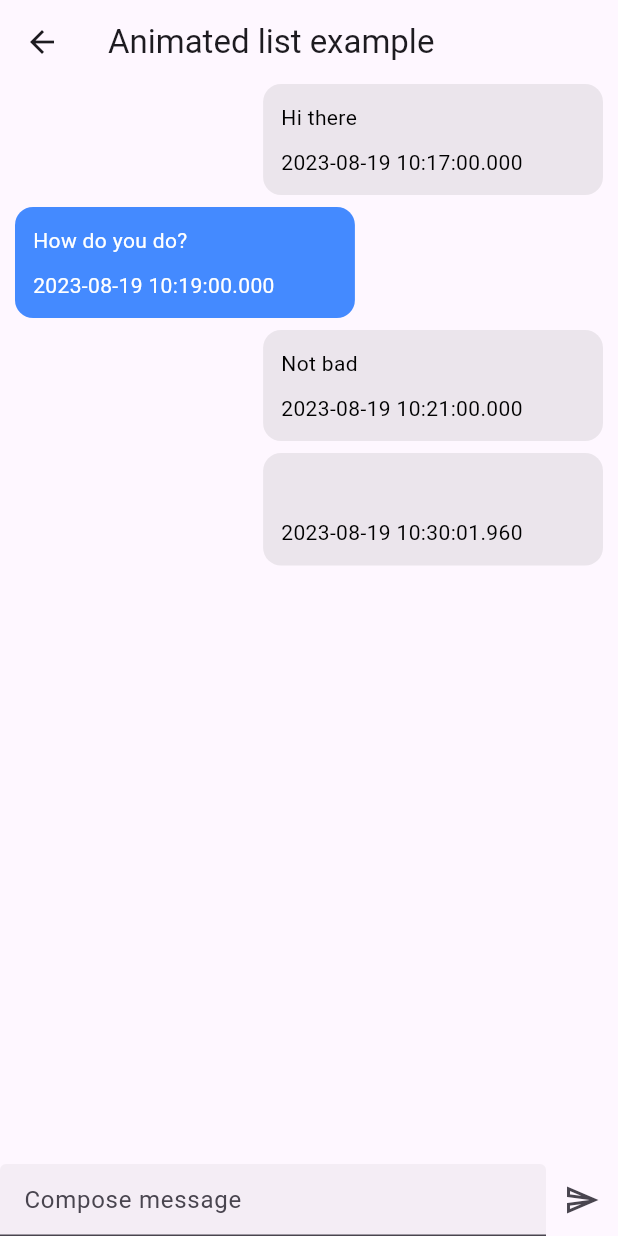
After one commit to faithomotoso/flttr.exp, a Flutter app: the AnimatedListExmp screen opened by its route, after a tap on the "send" icon, on a phone screen of 412 x 824 dp. The commit adds this screen. Run offline on Flutter 3.47's test engine with Material 2 defaults, Android fonts, the light colour scheme and no system bars; our stand-ins replace go_router, sliver_tools.

Commit message:
Animated list experiment Pending: Scrolling to the bottom when a new message is added.

```diff
--- a/lib/main.dart
+++ b/lib/main.dart
@@ -15,6 +15,7 @@ class MyApp extends StatelessWidget {
       routerConfig: goRouterConfiguration,
       title: 'Flttr Exp',
       theme: ThemeData(
+        useMaterial3: true,
         primarySwatch: Colors.orange,
       ),
     );
--- a/lib/router_config.dart
+++ b/lib/router_config.dart
@@ -1,4 +1,5 @@
 import 'package:flttr_exp/ui/_ui.dart';
+import 'package:flttr_exp/ui/pages/animated_list_exmp.dart';
 import 'package:flttr_exp/ui/pages/sliver_list_w_headers.dart';
 import 'package:go_router/go_router.dart';
 
@@ -15,6 +16,11 @@ final GoRouter goRouterConfiguration = GoRouter(routes: [
           name: SliverListWHeaders.routeName,
           path: SliverListWHeaders.routeName,
           builder: (ctx, state) => const SliverListWHeaders()
+        ),
+        GoRoute(
+          name: AnimatedListExmp.routeName,
+          path: AnimatedListExmp.routeName,
+          builder: (ctx, state) => const AnimatedListExmp()
         )
       ]),
 ]);
--- /dev/null
+++ b/lib/ui/pages/animated_list_exmp.dart
@@ -0,0 +1,137 @@
+import 'package:flttr_exp/ui/widgets/message_widget.dart';
+import 'package:flutter/material.dart';
+import 'package:uuid/uuid.dart';
+
+class AnimatedListExmp extends StatefulWidget {
+  static const String routeName = "animated.list.exmp";
+
+  const AnimatedListExmp({super.key});
+
+  @override
+  State<AnimatedListExmp> createState() => _AnimatedListExmpState();
+}
+
+class _AnimatedListExmpState extends State<AnimatedListExmp> {
+  final GlobalKey<AnimatedListState> animatedListKey = GlobalKey();
+  final Uuid uuid = Uuid();
+  final List<MessageModel> messages = [];
+  final TextEditingController composeMessageController =
+      TextEditingController();
+  final ScrollController animatedListScrollController = ScrollController();
+
+  @override
+  void initState() {
+    super.initState();
+
+    // Prepopulate messages
+    messages.addAll([
+      MessageModel(
+        id: uuid.v4(),
+        message: "Hi there",
+        createdAt: DateTime.now().subtract(
+          const Duration(minutes: 13),
+        ),
+      ),
+      MessageModel(
+          id: uuid.v4(),
+          message: "How do you do?",
+          createdAt: DateTime.now().subtract(
+            const Duration(minutes: 11),
+          ),
+          isMeSender: false),
+      MessageModel(
+        id: uuid.v4(),
+        message: "Not bad",
+        createdAt: DateTime.now().subtract(
+          const Duration(minutes: 9),
+        ),
+      ),
+    ]);
+  }
+
+  @override
+  Widget build(BuildContext context) {
+    return Scaffold(
+      appBar: AppBar(
+        title: Text("Animated list example"),
+      ),
+      body: Column(
+        children: [
+          Expanded(
+              child: AnimatedList(
+            key: animatedListKey,
+            controller: animatedListScrollController,
+            initialItemCount: messages.length,
+            padding: EdgeInsets.symmetric(horizontal: 10),
+            itemBuilder:
+                (BuildContext context, int index, Animation<double> animation) {
+              return Padding(
+                padding: const EdgeInsets.only(bottom: 8.0),
+                child: MessageWidget(
+                    messageModel: messages.elementAt(index),
+                    animation: animation),
+              );
+            },
+          )),
+          const SizedBox(
+            height: 10,
+          ),
+          Row(
+            children: [
+              Expanded(
+                child: TextField(
+                  controller: composeMessageController,
+                  onSubmitted: (txt) {
+                    sendMessage(txt);
+                    composeMessageController.clear();
+                  },
+                  decoration: InputDecoration(
+                      hintText: "Compose message",
+                      fillColor: Colors.black12.withOpacity(0.04),
+                      filled: true),
+                ),
+              ),
+              IconButton(
+                  onPressed: () {
+                    // Send message here
+                    sendMessage(composeMessageController.text);
+                    composeMessageController.clear();
+                  },
+                  icon: Icon(Icons.send_outlined))
+            ],
+          )
+        ],
+      ),
+    );
+  }
+
+  void sendMessage(String message, {bool isMeSender = true}) {
+    MessageModel newMessage = MessageModel(
+        id: uuid.v4(),
+        message: message,
+        createdAt: DateTime.now(),
+        isMeSender: isMeSender);
+
+    messages.add(newMessage);
+
+    animatedListKey.currentState!.insertItem(messages.length - 1);
+
+    animatedListScrollController.animateTo(animatedListScrollController.position.maxScrollExtent,
+        duration: const Duration(milliseconds: 300),
+        curve: Curves.fastOutSlowIn);
+  }
+}
+
+class MessageModel {
+  final String id;
+  final String message;
+  final DateTime createdAt;
+  final bool isMeSender;
+
+  MessageModel({
+    required this.id,
+    required this.message,
+    required this.createdAt,
+    this.isMeSender = true,
+  });
+}
--- a/lib/ui/pages/home.dart
+++ b/lib/ui/pages/home.dart
@@ -1,3 +1,4 @@
+import 'package:flttr_exp/ui/pages/animated_list_exmp.dart';
 import 'package:flttr_exp/ui/pages/sliver_list_w_headers.dart';
 import 'package:flttr_exp/ui/widgets/custom_button.dart';
 import 'package:flutter/material.dart';
@@ -34,6 +35,11 @@ class HomePage extends StatelessWidget {
                 onTap: () {
                   context.goNamed(SliverListWHeaders.routeName);
                 }),
+            CustomButton(
+                buttonText: "To animated list exmp page",
+                onTap: () {
+                  context.goNamed(AnimatedListExmp.routeName);
+                }),
           ],
         ),
       ),
--- /dev/null
+++ b/lib/ui/widgets/message_widget.dart
@@ -0,0 +1,55 @@
+import 'package:flttr_exp/ui/pages/animated_list_exmp.dart';
+import 'package:flutter/material.dart';
+
+class MessageWidget extends StatelessWidget {
+  final MessageModel messageModel;
+
+  // Animation from animated list builder
+  final Animation<double> animation;
+
+  const MessageWidget(
+      {super.key, required this.messageModel, required this.animation});
+
+  @override
+  Widget build(BuildContext context) {
+    TextStyle textStyle =
+        TextStyle(color: messageModel.isMeSender ? Colors.black : Colors.white);
+
+    return SlideTransition(
+      position: animation.drive(
+          Tween<Offset>(begin: Offset(0, 0.5), end: Offset(0, 0))
+              .chain(CurveTween(curve: Curves.fastLinearToSlowEaseIn))),
+      child: Align(
+        alignment: messageModel.isMeSender
+            ? AlignmentDirectional.centerEnd
+            : AlignmentDirectional.centerStart,
+        child: Container(
+          width: MediaQuery.of(context).size.width * 0.55,
+          decoration: BoxDecoration(
+              color: messageModel.isMeSender
+                  ? Colors.grey.withOpacity(0.2)
+                  : Colors.blueAccent,
+              borderRadius: BorderRadius.circular(12)),
+          padding: const EdgeInsets.all(12),
+          child: Column(
+            mainAxisSize: MainAxisSize.min,
+            crossAxisAlignment: CrossAxisAlignment.start,
+            children: [
+              Text(
+                messageModel.message,
+                style: textStyle,
+              ),
+              const SizedBox(
+                height: 10,
+              ),
+              Text(
+                messageModel.createdAt.toLocal().toString(),
+                style: textStyle,
+              )
+            ],
+          ),
+        ),
+      ),
+    );
+  }
+}
--- a/pubspec.yaml
+++ b/pubspec.yaml
@@ -38,6 +38,7 @@ dependencies:
   cupertino_icons: ^1.0.2
   go_router: ^10.0.0
   sliver_tools: ^0.2.12
+  uuid: ^3.0.7
 
 dev_dependencies:
   flutter_test:
```
Also changed, not shown: pubspec.lock.
